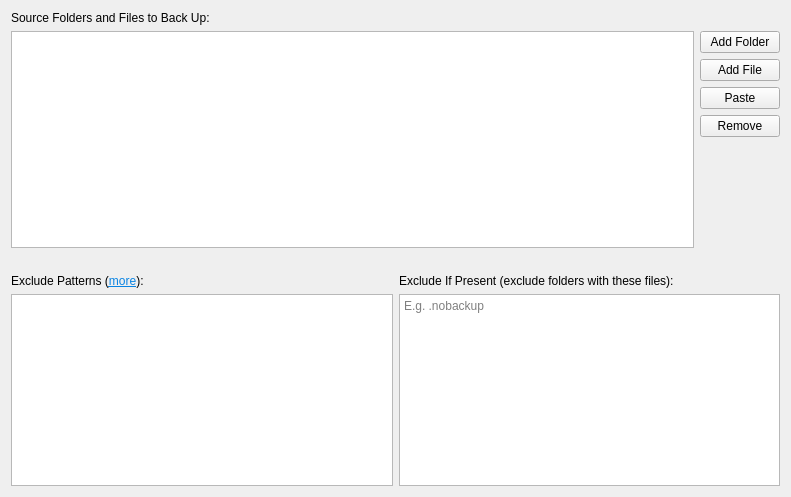
Before: the Qt Designer form src/vorta/assets/UI/sourcetab.ui in borgbase/vorta, drawn with Qt 5.
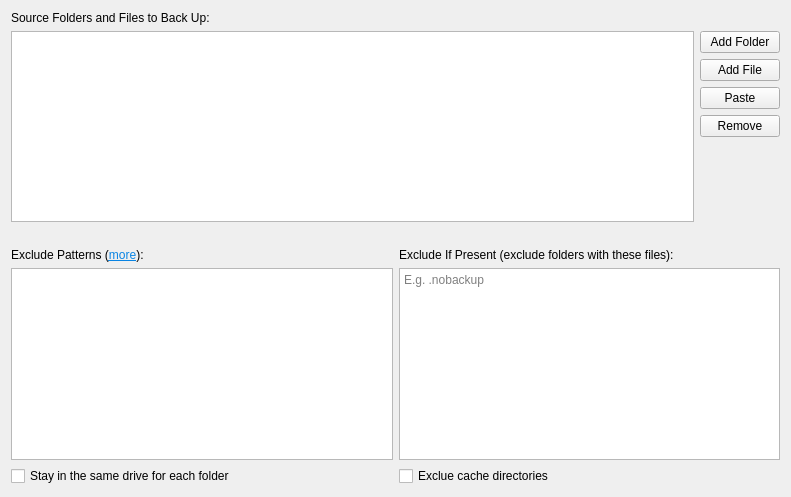
After: the same form once the commit is applied.

Commit message: Add cache dir and filesystem checkboxes

What changed in the file:
```diff
--- a/src/vorta/assets/UI/sourcetab.ui
+++ b/src/vorta/assets/UI/sourcetab.ui
@@ -81,7 +81,7 @@
      <property name="topMargin">
       <number>20</number>
      </property>
-     <item row="0" column="0">
+     <item row="1" column="0">
       <widget class="QLabel" name="label">
        <property name="text">
         <string>&lt;html&gt;&lt;head/&gt;&lt;body&gt;&lt;p&gt;Exclude Patterns (&lt;a href=&quot;https://borgbackup.readthedocs.io/en/stable/usage/help.html#borg-help-patterns&quot;&gt;&lt;span style=&quot; text-decoration: underline; color:#0984e3;&quot;&gt;more&lt;/span&gt;&lt;/a&gt;):&lt;/p&gt;&lt;/body&gt;&lt;/html&gt;</string>
@@ -91,14 +91,7 @@
        </property>
       </widget>
      </item>
-     <item row="0" column="1">
-      <widget class="QLabel" name="label_2">
-       <property name="text">
-        <string>Exclude If Present (exclude folders with these files):</string>
-       </property>
-      </widget>
-     </item>
-     <item row="1" column="0">
+     <item row="2" column="0">
       <widget class="QPlainTextEdit" name="excludePatternsField">
        <property name="sizePolicy">
         <sizepolicy hsizetype="Expanding" vsizetype="Minimum">
@@ -114,7 +107,7 @@
        </property>
       </widget>
      </item>
-     <item row="1" column="1">
+     <item row="2" column="1">
       <widget class="QPlainTextEdit" name="excludeIfPresentField">
        <property name="sizePolicy">
         <sizepolicy hsizetype="Expanding" vsizetype="Minimum">
@@ -127,6 +120,27 @@
        </property>
       </widget>
      </item>
+     <item row="1" column="1">
+      <widget class="QLabel" name="label_2">
+       <property name="text">
+        <string>Exclude If Present (exclude folders with these files):</string>
+       </property>
+      </widget>
+     </item>
+     <item row="3" column="1">
+      <widget class="QCheckBox" name="excludeCache">
+       <property name="text">
+        <string>Exclue cache directories</string>
+       </property>
+      </widget>
+     </item>
+     <item row="3" column="0">
+      <widget class="QCheckBox" name="oneFilesystem">
+       <property name="text">
+        <string>Stay in the same drive for each folder</string>
+       </property>
+      </widget>
+     </item>
     </layout>
    </item>
   </layout>
```
The commit also changes 2 other files.
